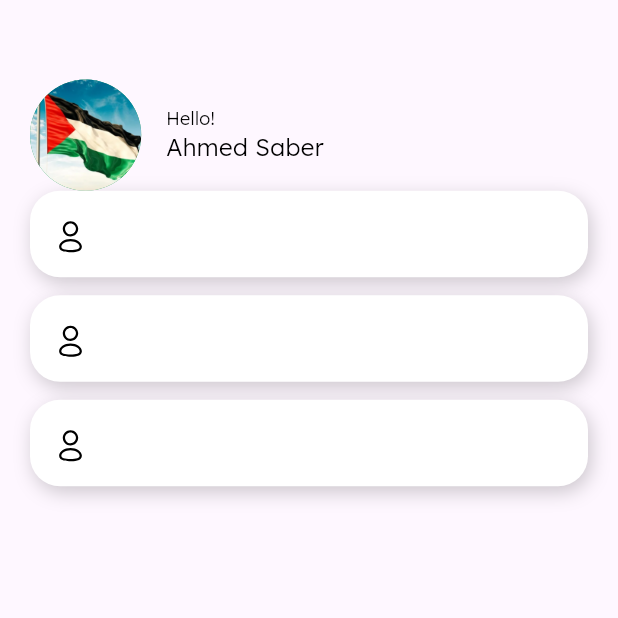
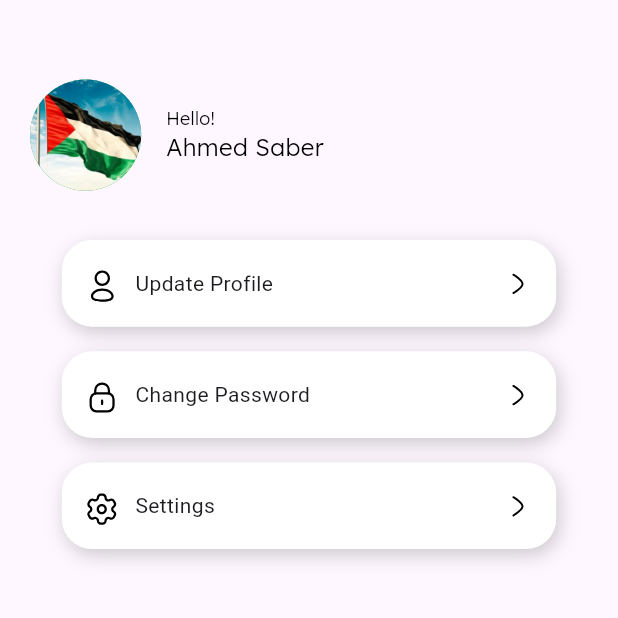
Before and after one commit to abdallahzahran/NTI_Tasks, a Flutter app: the ProfileScreen screen opened directly, on a phone screen of 412 x 824 dp, the top half of it. Run offline on Flutter 3.47's test engine with Material 3 defaults, Android fonts, the phone set to English and light mode, and no system bars; our stand-ins replace flutter_svg.

Commit message:
second commit

```diff
--- a/todoApp/lib/core/widgets/custom_card.dart
+++ b/todoApp/lib/core/widgets/custom_card.dart
@@ -7,7 +7,9 @@ class CustomCard extends StatelessWidget {
 
   @override
   Widget build(BuildContext context) {
-    return Container(
+    return Padding(
+      padding: const EdgeInsetsDirectional.only(bottom: 15),
+      child: Container(
         width: MediaQuery.of(context).size.height * 0.41,
         height: MediaQuery.of(context).size.height * 0.13,
         decoration: BoxDecoration(
@@ -53,6 +55,7 @@ class CustomCard extends StatelessWidget {
             ],
           ),
         ),
+      ),
     );
   }
 }
--- a/todoApp/lib/core/widgets/custom_card_profile.dart
+++ b/todoApp/lib/core/widgets/custom_card_profile.dart
@@ -1,11 +1,12 @@
 import 'package:flutter_svg/svg.dart';
 import 'package:flutter/material.dart';
+import 'package:todoapp/core/utils/app_assets.dart';
 
 import '../utils/app_colors.dart';
 class CustomCardProfile extends StatelessWidget {
   final String iconPath;
-
-  const CustomCardProfile({super.key, required this.iconPath});
+  final String text;
+  const CustomCardProfile({super.key, required this.iconPath, required this.text});
 
   @override
   Widget build(BuildContext context) {
@@ -33,6 +34,10 @@ class CustomCardProfile extends StatelessWidget {
               crossAxisAlignment: CrossAxisAlignment.start,
               children: [
                 SvgPicture.asset(iconPath),
+               SizedBox(width: 10,),
+                Text('$text'),
+                Spacer(),
+                SvgPicture.asset(AppAssets.arrow2),
               ]
             ),
           ],
--- a/todoApp/lib/features/profile/views/profile_screen.dart
+++ b/todoApp/lib/features/profile/views/profile_screen.dart
@@ -1,12 +1,26 @@
 import 'package:flutter/material.dart';
 import 'package:todoapp/core/widgets/custom_card_profile.dart';
+import 'package:todoapp/features/profile/views/change_password.dart';
+import 'package:todoapp/features/profile/views/update_profile.dart';
 import 'package:todoapp/features/splach/splach_screen.dart';
 import '../../../core/utils/app_assets.dart';
 import '../../../core/utils/app_colors.dart';
 import '../../../core/utils/app_text_styles.dart';
 
 class ProfileScreen extends StatelessWidget {
-  const ProfileScreen({super.key});
+  ProfileScreen({super.key});
+
+  final List<String> iconsList = [
+    AppAssets.profile,
+    AppAssets.lock,
+    AppAssets.setting,
+  ];
+
+  final List<String> titleList = [
+    'Update Profile',
+    'Change Password',
+    'Settings',
+  ];
 
   @override
   Widget build(BuildContext context) {
@@ -58,15 +72,55 @@ class ProfileScreen extends StatelessWidget {
                 ),
               ],
             ),
-            ListView.separated(
-              shrinkWrap: true,
-              physics: NeverScrollableScrollPhysics(),
-              itemCount: 3,
-              itemBuilder: (context, index) {
-                return CustomCardProfile(iconPath: AppAssets.profile,);
+            SizedBox(height: MediaQuery.of(context).size.height * 0.04),
+            InkWell(
+              child: CustomCardProfile(
+                iconPath: AppAssets.profile,
+                text: 'Update Profile',
+              ),
+              onTap: () {
+                Navigator.push(
+                  context,
+                  MaterialPageRoute(builder: (context) => UpdateProfileView()),
+                );
               },
-              separatorBuilder: (context, index) => SizedBox(height: 12),
             ),
+            SizedBox(height: MediaQuery.of(context).size.height * 0.02),
+            InkWell(
+              child: CustomCardProfile(
+                iconPath: AppAssets.lock,
+                text: 'Change Password',
+              ),
+              onTap: () {
+                Navigator.push(
+                  context,
+                  MaterialPageRoute(builder: (context) => ChangePasswordView()),
+                );
+              },
+            ),
+            SizedBox(height: MediaQuery.of(context).size.height * 0.02),
+            InkWell(
+              child: CustomCardProfile(
+                iconPath: AppAssets.setting,
+                text: 'Settings',
+              ),
+              onTap: () {
+                Navigator.push(
+                  context,
+                  MaterialPageRoute(builder: (context) => ProfileScreen()),
+                );
+              },
+            ),
+
+            // ListView.separated(
+            //   shrinkWrap: true,
+            //   physics: NeverScrollableScrollPhysics(),
+            //   itemCount: 3,
+            //   itemBuilder: (context, index) {
+            //     return CustomCardProfile(iconPath: iconsList[index],  text: titleList[index],);
+            //   },
+            //     separatorBuilder: (context, index) => SizedBox(height: 12),
+            // ),
           ],
         ),
       ),
```
Also changed, not shown: todoApp/lib/features/home/views/home_screen.dart (+9 -8 lines), todoApp/lib/features/profile/views/change_password.dart (added, +52 -0 lines), todoApp/lib/features/profile/views/update_profile.dart (added, +66 -0 lines). Lines whose indentation alone changed are shown as unchanged.
